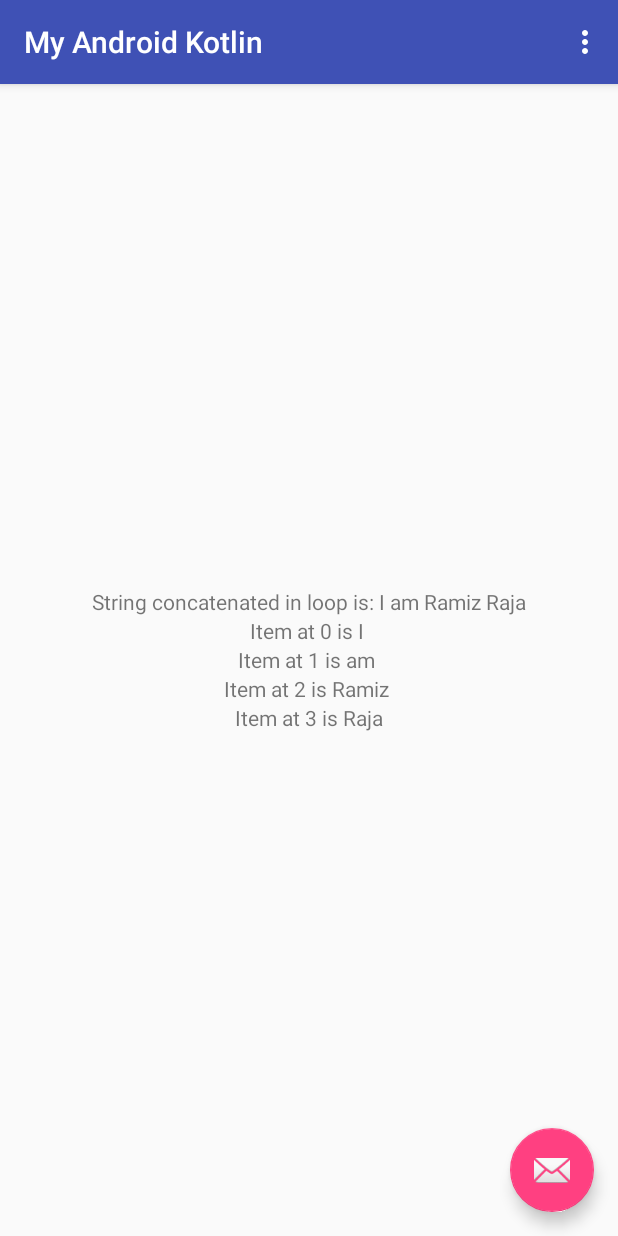
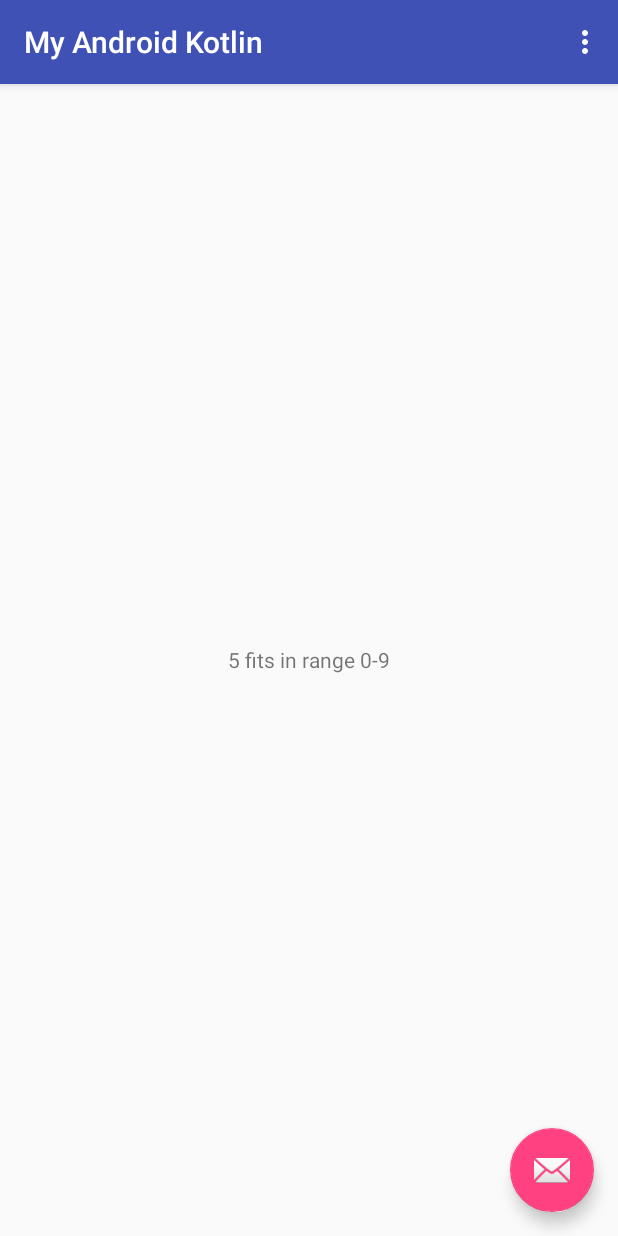
Before and after one commit to informramiz/android-with-kotlin, an Android app: the screen it shows after launch (MainActivity), on a phone screen of 412 x 824 dp. Run offline under Robolectric (Android 15) with nearby library versions, the phone set to English and light mode, and no system bars.

Commit message:
feat: Try kotlin ranges

```diff
--- a/MyAndroidKotlinApplication/app/src/main/java/com/materialdesign/ramiz/myandroidkotlin/MainActivity.kt
+++ b/MyAndroidKotlinApplication/app/src/main/java/com/materialdesign/ramiz/myandroidkotlin/MainActivity.kt
@@ -24,7 +24,32 @@ class MainActivity: AppCompatActivity() {
             Snackbar.make(view, "Fab clicked", Snackbar.LENGTH_SHORT);
         }
 
-        tryKotlinLoops()
+        //tryKotlinLoops()
+//        tryWhen()
+        tryRanges()
+    }
+
+    private fun tryRanges() {
+        val x = 5
+        val y = 9
+
+        if (x in 1..y) {
+            textView.text = "$x fits in range 0-$y"
+        }
+    }
+
+    private fun tryWhen() {
+        textView.text = "Description of string : ${describe(1)}"
+    }
+
+    private fun describe(obj: Any): String {
+        return when (obj) {
+            1 -> "one"
+            "Ramiz" -> " Raja"
+            is Long -> "is Long"
+            !is String -> "not String"
+            else -> "I don't know"
+        }
     }
 
     private fun tryKotlinLoops() {
```
